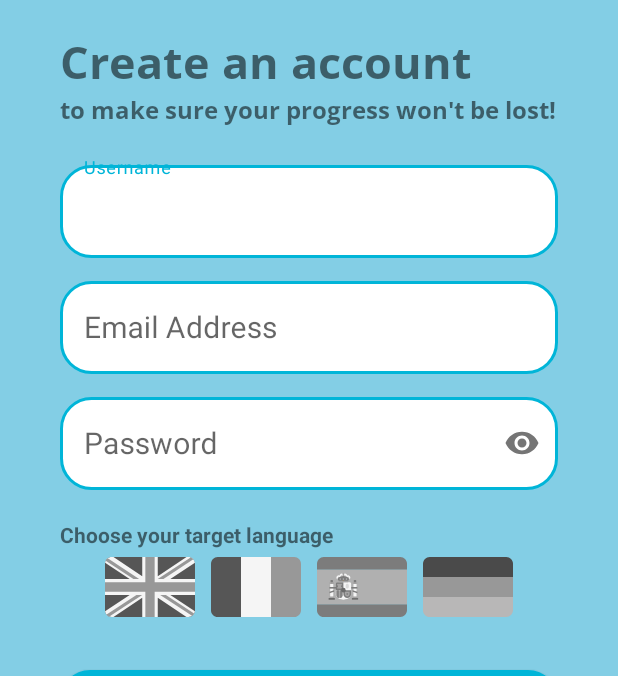
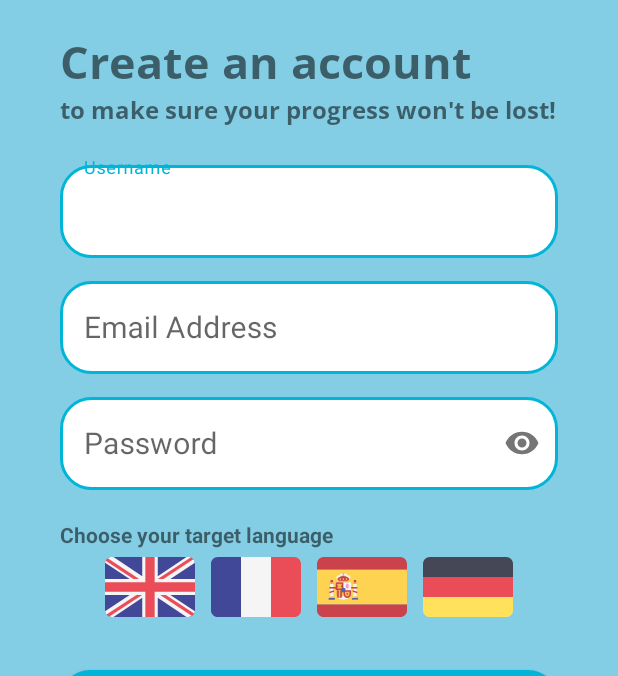
Before and after one commit to nikosiz/Sanguage, an Android app: the SignUpActivity screen opened directly, with no data from a screen before it, on a phone screen of 412 x 824 dp, the part 151-827 px from its top. Run offline under Robolectric (Android 15) with nearby library versions, the phone set to English and light mode, and no system bars; our stand-ins replace Volley; Roboto replaces fonts that are not available here.

Commit message:
choose language - sign up

```diff
--- a/app/src/main/java/com/example/sanguage/SignUpActivity.java
+++ b/app/src/main/java/com/example/sanguage/SignUpActivity.java
@@ -21,11 +21,13 @@ import com.android.volley.VolleyError;
 import com.android.volley.toolbox.JsonObjectRequest;
 import com.android.volley.toolbox.Volley;
 import com.google.android.material.button.MaterialButton;
+import com.google.android.material.radiobutton.MaterialRadioButton;
 import com.google.android.material.textfield.TextInputEditText;
 
 import org.json.JSONException;
 import org.json.JSONObject;
 
+import java.util.HashSet;
 import java.util.regex.Matcher;
 import java.util.regex.Pattern;
 
@@ -37,6 +39,7 @@ public class SignUpActivity extends AppCompatActivity {
     private TextView sign_up_language_tv;
     private RadioGroup sign_up_language_rg;
     private MaterialButton sign_up_sign_in_btn;
+    private HashSet<Integer> languages_buttons_ids;
 
     @Override
     protected void onCreate(Bundle savedInstanceState) {
@@ -49,6 +52,11 @@ public class SignUpActivity extends AppCompatActivity {
         sign_up_sign_up_btn = findViewById(R.id.sign_up_sign_up_mtn);
         sign_up_language_tv = findViewById(R.id.sign_up_choose_language_tv);
         sign_up_language_rg = findViewById(R.id.sign_up_language_rg);
+        languages_buttons_ids = new HashSet<>();
+        languages_buttons_ids.add(R.id.learn_english);
+        languages_buttons_ids.add(R.id.learn_french);
+        languages_buttons_ids.add(R.id.learn_german);
+        languages_buttons_ids.add(R.id.learn_spanish);
         sign_up_sign_in_btn = findViewById(R.id.sign_up_sign_in_mtn);
 
         sign_up_password_et.setOnFocusChangeListener(new View.OnFocusChangeListener() {
@@ -91,6 +99,19 @@ public class SignUpActivity extends AppCompatActivity {
             public void onClick(View view) {
                 Intent intent = new Intent(getApplicationContext(), LogInActivity.class);
                 startActivity(intent);
+            }
+        });
+        sign_up_language_rg.setOnCheckedChangeListener(new RadioGroup.OnCheckedChangeListener() {
+            @Override
+            public void onCheckedChanged(RadioGroup radioGroup, int i) {
+                for (int button_id : languages_buttons_ids) {
+                    MaterialRadioButton materialRadioButton = (MaterialRadioButton) findViewById(button_id);
+                    if (i == button_id) {
+                        materialRadioButton.setAlpha(1.f);
+                    } else {
+                        materialRadioButton.setAlpha(.5f);
+                    }
+                }
             }
         });
     }
--- a/app/src/main/res/drawable/de_button.xml
+++ /dev/null
@@ -1,7 +0,0 @@
-<?xml version="1.0" encoding="utf-8"?>
-<selector xmlns:android="http://schemas.android.com/apk/res/android">
-    <item android:drawable="@drawable/ic_de_bnw" android:state_checked="false"></item>
-
-    <item android:drawable="@drawable/ic_de" android:state_checked="true"></item>
-
-</selector>
--- a/app/src/main/res/drawable/en_button.xml
+++ /dev/null
@@ -1,7 +0,0 @@
-<?xml version="1.0" encoding="utf-8"?>
-<selector xmlns:android="http://schemas.android.com/apk/res/android">
-    <item android:drawable="@drawable/ic_en_bnw" android:state_checked="false"></item>
-
-    <item android:drawable="@drawable/ic_en" android:state_checked="true"></item>
-
-</selector>
--- a/app/src/main/res/drawable/es_button.xml
+++ /dev/null
@@ -1,7 +0,0 @@
-<?xml version="1.0" encoding="utf-8"?>
-<selector xmlns:android="http://schemas.android.com/apk/res/android">
-    <item android:drawable="@drawable/ic_es_bnw" android:state_checked="false"></item>
-
-    <item android:drawable="@drawable/ic_es" android:state_checked="true"></item>
-
-</selector>
--- a/app/src/main/res/drawable/fr_button.xml
+++ /dev/null
@@ -1,7 +0,0 @@
-<?xml version="1.0" encoding="utf-8"?>
-<selector xmlns:android="http://schemas.android.com/apk/res/android">
-    <item android:drawable="@drawable/ic_fr_bnw" android:state_checked="false"></item>
-
-    <item android:drawable="@drawable/ic_fr" android:state_checked="true"></item>
-
-</selector>
--- a/app/src/main/res/drawable/ic_de_bnw.xml
+++ /dev/null
@@ -1,15 +0,0 @@
-<vector xmlns:android="http://schemas.android.com/apk/res/android"
-    android:width="4500dp"
-    android:height="3000dp"
-    android:viewportWidth="4500"
-    android:viewportHeight="3000">
-  <path
-      android:pathData="M4162.94,0H337.06C151,0 0.05,153.43 0,342.8V1000H4500V342.89C4500,153.52 4349.13,0 4163,0Z"
-      android:fillColor="#4a4a4a"/>
-  <path
-      android:pathData="M0,2657.11C0,2846.48 150.87,3000 337,3000h3826c186.1,0.05 337,-153.43 337.06,-342.8V2000H0Z"
-      android:fillColor="#b8b7b7"/>
-  <path
-      android:pathData="M0,999.97h4500v999.97h-4500z"
-      android:fillColor="#989898"/>
-</vector>
--- a/app/src/main/res/drawable/ic_en_bnw.xml
+++ /dev/null
@@ -1,27 +0,0 @@
-<vector xmlns:android="http://schemas.android.com/apk/res/android"
-    android:width="4500dp"
-    android:height="3000dp"
-    android:viewportWidth="4500"
-    android:viewportHeight="3000">
-  <path
-      android:pathData="M4162.94,0.09L337.06,0.09C151,0 0.05,153.51 0,342.87L0,2657c0,189.41 150.91,343 337.06,343L4162.94,3000c186.15,0 337.06,-153.55 337.06,-343h0L4500,343C4500,153.6 4349.13,0.09 4163,0.09Z"
-      android:fillColor="#565656"/>
-  <path
-      android:pathData="M4495.34,286.26C4468.08,121.08 4327.55,0.09 4162.94,0.09h-87.89L2638,958.24L2638,0.09h-775.9L1862.1,958.24L424.69,0.09L336.8,0.09c-164.6,0 -305.1,121 -332.32,286.17l1228.54,819L0,1105.26v789.48L1233.19,1894.74L4.66,2713.74C31.88,2878.91 172.38,2999.9 337,2999.91h87.89l1437.19,-958.15v958.15L2638,2999.91L2638,2041.76l1437.36,958.15h87.89c164.63,0 305.18,-121 332.41,-286.17l-1228.8,-819L4500,1894.74L4500,1105.26L3266.81,1105.26Z"
-      android:fillColor="#f5f5f5"/>
-  <path
-      android:pathData="M2482.73,0l-465.46,0l0,1263.1l-2017.27,0l0,473.71l2017.27,0l0,1263.1l465.46,0l0,-1263.1l2017.27,0l0,-473.71l-2017.27,0l0,-1263.1z"
-      android:fillColor="#989898"/>
-  <path
-      android:pathData="M217.88,2977.82l1640,-1083.08L1573.24,1894.74L81,2880A337.87,337.87 0,0 0,217.88 2977.82Z"
-      android:fillColor="#989898"/>
-  <path
-      android:pathData="M3044.44,1894.74L2759.77,1894.74l1588.36,1049a342.07,342.07 0,0 0,107.92 -116.89Z"
-      android:fillColor="#989898"/>
-  <path
-      android:pathData="M35.6,189.59l1386.29,915.67h285L136.05,67.7A342.72,342.72 0,0 0,35.6 189.59Z"
-      android:fillColor="#989898"/>
-  <path
-      android:pathData="M2923,1105.26l1494.14,-987a337.34,337.34 0,0 0,-138 -97.12L2638,1105.26Z"
-      android:fillColor="#989898"/>
-</vector>
--- a/app/src/main/res/drawable/ic_es_bnw.xml
+++ /dev/null
@@ -1,126 +0,0 @@
-<vector xmlns:android="http://schemas.android.com/apk/res/android"
-    android:width="4500dp"
-    android:height="3000dp"
-    android:viewportWidth="4500"
-    android:viewportHeight="3000">
-  <path
-      android:pathData="M0,2657.11c0,189.37 150.87,342.89 337,342.89h3826c186.11,0.05 337,-153.43 337.06,-342.8L4500.06,2368.41L0,2368.41Z"
-      android:fillColor="#7c7c7c"/>
-  <path
-      android:pathData="M4162.94,0L337.06,0C150.96,0 0.05,153.43 0,342.8L0,631.59h4500L4500,342.89c0,-189.37 -150.86,-342.89 -337,-342.89Z"
-      android:fillColor="#7c7c7c"/>
-  <path
-      android:pathData="M0,631.59h4500v1736.91h-4500z"
-      android:fillColor="#b0b0b0"/>
-  <path
-      android:pathData="M1900.9,1500l65.74,-301.22c4.86,-24.19 -10.48,-47.81 -34.26,-52.76a43.48,43.48 0,0 0,-8.36 -0.9h-46.32c-24.27,0.24 -43.75,20.46 -43.51,45.16a45,45 0,0 0,0.88 8.5Z"
-      android:fillColor="#7c7c7c"/>
-  <path
-      android:pathData="M1823.29,1342.06h155.13v671.03h-155.13z"
-      android:fillColor="#f5f5f5"/>
-  <path
-      android:pathData="M1784.44,1263.18h232.73v78.97h-232.73z"
-      android:fillColor="#a5a4a4"/>
-  <path
-      android:pathData="M1629.32,1500h387.95v78.97h-387.95z"
-      android:fillColor="#7c7c7c"/>
-  <path
-      android:pathData="M2017.27,1815.79l-232.83,-78.88l0,-78.97l232.83,78.97l0,78.88z"
-      android:fillColor="#7c7c7c"/>
-  <path
-      android:pathData="M737.05,1500l65.83,-301.22c4.86,-24.19 -10.48,-47.81 -34.26,-52.76a43.48,43.48 0,0 0,-8.36 -0.9L713.94,1145.12c-24.27,0.24 -43.75,20.46 -43.51,45.16a45,45 0,0 0,0.88 8.5Z"
-      android:fillColor="#7c7c7c"/>
-  <path
-      android:pathData="M1008.64,1263.18c-42.87,0 -77.61,35.35 -77.61,79h0v513.08c0,96 87.89,276.36 387.95,276.36s388,-180.39 388,-276.36L1706.98,1342.15c0,-43.62 -34.75,-79 -77.61,-79L1008.64,1263.15Z"
-      android:fillColor="#f5f5f5"/>
-  <path
-      android:pathData="M1318.98,1657.85L931.03,1657.85v-315.7c0,-43.62 34.74,-79 77.61,-79h310.34Z"
-      android:fillColor="#7c7c7c"/>
-  <path
-      android:pathData="M1318.98,1657.85h388v197.38c0,109 -86.85,197.39 -194,197.39h0c-107.13,0 -194,-88.37 -194,-197.39h0Z"
-      android:fillColor="#7c7c7c"/>
-  <path
-      android:pathData="M931.03,1657.85h387.95v197.38c0,109 -86.85,197.39 -194,197.39h0c-107.13,0 -194,-88.37 -194,-197.39h0Z"
-      android:fillColor="#a5a4a4"/>
-  <path
-      android:pathData="M1241.37,2012.28L1241.37,1657.85h-77.61v390.83A190.6,190.6 0,0 0,1241.37 2012.28Z"
-      android:fillColor="#7c7c7c"/>
-  <path
-      android:pathData="M1086.24,2048.68L1086.24,1657.85h-77.6v354.43A190.56,190.56 0,0 0,1086.24 2048.68Z"
-      android:fillColor="#7c7c7c"/>
-  <path
-      android:pathData="M1008.63,1500h232.73v78.97h-232.73z"
-      android:fillColor="#a5a4a4"/>
-  <path
-      android:pathData="M1008.63,1342.06h232.73v78.97h-232.73z"
-      android:fillColor="#a5a4a4"/>
-  <path
-      android:pathData="M1047.39,1389.01h155.13v143.01h-155.13z"
-      android:fillColor="#a5a4a4"/>
-  <path
-      android:pathData="M659.44,1342.06h155.13v671.03h-155.13z"
-      android:fillColor="#f5f5f5"/>
-  <path
-      android:pathData="M620.68,1973.74h232.73v78.97h-232.73z"
-      android:fillColor="#a5a4a4"/>
-  <path
-      android:pathData="M620.68,1263.18h232.73v78.97h-232.73z"
-      android:fillColor="#a5a4a4"/>
-  <path
-      android:pathData="M581.92,2052.62h310.34v78.97h-310.34z"
-      android:fillColor="#6b6b6b"/>
-  <path
-      android:pathData="M1788.13,1973.74h232.73v78.97h-232.73z"
-      android:fillColor="#a5a4a4"/>
-  <path
-      android:pathData="M1745.68,2052.62h310.34v78.97h-310.34z"
-      android:fillColor="#6b6b6b"/>
-  <path
-      android:pathData="M1086.24,1184.21h465.56v78.97h-465.56z"
-      android:fillColor="#a5a4a4"/>
-  <path
-      android:pathData="M1280.21,947.38h77.61v236.82h-77.61z"
-      android:fillColor="#f9b345"/>
-  <path
-      android:pathData="M1241.37,1065.79c-64.27,0 -116.37,-53 -116.37,-118.41S1177.1,829 1241.37,829s116.37,53 116.37,118.41S1305.6,1065.7 1241.37,1065.79ZM1241.37,907.85c-21.45,-0.05 -38.89,17.61 -38.93,39.44s17.3,39.57 38.76,39.62 38.88,-17.61 38.93,-39.44v-0.09C1280.13,925.59 1262.79,907.9 1241.37,907.85Z"
-      android:fillColor="#f5f5f5"/>
-  <path
-      android:pathData="M1396.59,1065.79c-64.27,0 -116.37,-53 -116.37,-118.41S1332.37,829 1396.59,829s116.36,53 116.36,118.41S1460.81,1065.7 1396.59,1065.79ZM1396.59,907.85c-21.46,-0.05 -38.89,17.61 -38.94,39.44s17.3,39.57 38.76,39.62 38.89,-17.61 38.94,-39.44v-0.09C1435.37,925.59 1418.01,907.9 1396.59,907.85Z"
-      android:fillColor="#f5f5f5"/>
-  <path
-      android:pathData="M1551.71,1144.77c-64.31,0 -116.49,-53 -116.54,-118.42s52,-118.54 116.37,-118.59 116.39,52.86 116.54,118.24 -52,118.67 -116.37,118.77ZM1551.71,986.82c-21.45,0.15 -38.73,18 -38.58,39.8s17.66,39.41 39.11,39.26 38.73,-18 38.58,-39.8L1590.82,1026C1590.63,1004.2 1573.13,986.67 1551.71,986.82Z"
-      android:fillColor="#f5f5f5"/>
-  <path
-      android:pathData="M1086.24,1144.77c-64.31,0 -116.49,-53 -116.54,-118.42s52,-118.54 116.37,-118.59 116.4,52.86 116.54,118.24 -51.87,118.62 -116.19,118.76ZM1086.24,986.82c-21.45,-0.05 -38.88,17.61 -38.93,39.45s17.31,39.56 38.76,39.61 38.89,-17.61 38.93,-39.44c0,-0.15 0,-0.3 0,-0.44C1124.81,1004.34 1107.53,986.87 1086.24,986.82Z"
-      android:fillColor="#f5f5f5"/>
-  <path
-      android:pathData="M1551.71,1815.79v39.44c1,21.81 -15.52,40.33 -36.95,41.37s-39.63,-15.8 -40.65,-37.61c-0.06,-1.25 -0.06,-2.5 0,-3.76v-39.44h77.6m77.61,-79L1396.59,1736.79v118.41c0,65.4 52.16,118.39 116.42,118.35s116.28,-53 116.31,-118.35L1629.32,1736.82Z"
-      android:fillColor="#a5a4a4"/>
-  <path
-      android:pathData="M1512.95,1579h0c-42.86,0 -77.6,-35.36 -77.6,-79h0v-79c0,-43.62 34.74,-79 77.6,-79h0c42.84,0 77.56,35.37 77.61,79v79C1590.56,1543.61 1555.81,1579 1512.95,1579Z"
-      android:fillColor="#dadada"/>
-  <path
-      android:pathData="M1202.6,1657.85a116.37,118.41 0,1 0,232.74 0a116.37,118.41 0,1 0,-232.74 0z"
-      android:fillColor="#6b6b6b"/>
-  <path
-      android:pathData="M1280.21,789.44h77.61v236.82h-77.61z"
-      android:fillColor="#a5a4a4"/>
-  <path
-      android:pathData="M1086.24,1184.21l-77.6,-79 45.44,-46.23c70.26,-71.48 165.55,-111.63 264.9,-111.62h0c99.35,0 194.62,40.16 264.9,111.62l45.44,46.23 -77.61,79Z"
-      android:fillColor="#7c7c7c"/>
-  <path
-      android:pathData="M1280.21,1105.23a38.76,39.44 0,1 0,77.52 0a38.76,39.44 0,1 0,-77.52 0z"
-      android:fillColor="#b0b0b0"/>
-  <path
-      android:pathData="M1125,1105.23a38.76,39.44 0,1 0,77.52 0a38.76,39.44 0,1 0,-77.52 0z"
-      android:fillColor="#b0b0b0"/>
-  <path
-      android:pathData="M1435.34,1105.23a38.76,39.44 0,1 0,77.52 0a38.76,39.44 0,1 0,-77.52 0z"
-      android:fillColor="#b0b0b0"/>
-  <path
-      android:pathData="M620.68,1500h387.95v78.97h-387.95z"
-      android:fillColor="#7c7c7c"/>
-  <path
-      android:pathData="M620.68,1815.79l232.74,-78.88l0,-78.97l-232.74,78.97l0,78.88z"
-      android:fillColor="#7c7c7c"/>
-</vector>
--- a/app/src/main/res/drawable/ic_fr_bnw.xml
+++ /dev/null
@@ -1,15 +0,0 @@
-<vector xmlns:android="http://schemas.android.com/apk/res/android"
-    android:width="4500dp"
-    android:height="3000dp"
-    android:viewportWidth="4500"
-    android:viewportHeight="3000">
-  <path
-      android:pathData="M337.06,0C150.91,0 0,153.55 0,343h0L0,2657.12C0.05,2846.5 150.94,3000 337.06,3000h1163L1500.06,0Z"
-      android:fillColor="#565656"/>
-  <path
-      android:pathData="M1500.03,0h1500.03v3000h-1500.03z"
-      android:fillColor="#f5f5f5"/>
-  <path
-      android:pathData="M4162.94,0h-1163L2999.94,3000L4163.03,3000c186.09,-0.05 336.92,-153.53 337,-342.88L4500.03,343c0,-189.42 -150.9,-343 -337.06,-343Z"
-      android:fillColor="#989898"/>
-</vector>
--- a/app/src/main/res/layout-v28/activity_sign_up.xml
+++ b/app/src/main/res/layout-v28/activity_sign_up.xml
@@ -156,7 +156,7 @@
             app:backgroundTint="@null"
             android:layout_margin="5dp"
             android:width="50dp"
-            android:background="@drawable/en_button"
+            android:background="@drawable/ic_en"
             android:button="@color/transparent"
             android:clickable="true"
             android:focusable="true"
@@ -170,7 +170,7 @@
             app:backgroundTint="@null"
             android:layout_margin="5dp"
             android:width="50dp"
-            android:background="@drawable/fr_button"
+            android:background="@drawable/ic_fr"
             android:button="@color/transparent"
             tools:ignore="SpeakableTextPresentCheck,TouchTargetSizeCheck" />
 
@@ -182,7 +182,7 @@
             android:layout_margin="5dp"
             app:backgroundTint="@null"
             android:width="50dp"
-            android:background="@drawable/es_button"
+            android:background="@drawable/ic_es"
             android:button="@color/transparent"
             android:clickable="true"
             android:focusable="true"
@@ -196,7 +196,7 @@
             android:layout_margin="5dp"
             android:width="50dp"
             app:backgroundTint="@null"
-            android:background="@drawable/de_button"
+            android:background="@drawable/ic_de"
             android:button="@color/transparent"
             tools:ignore="SpeakableTextPresentCheck,TouchTargetSizeCheck" />
 
```
